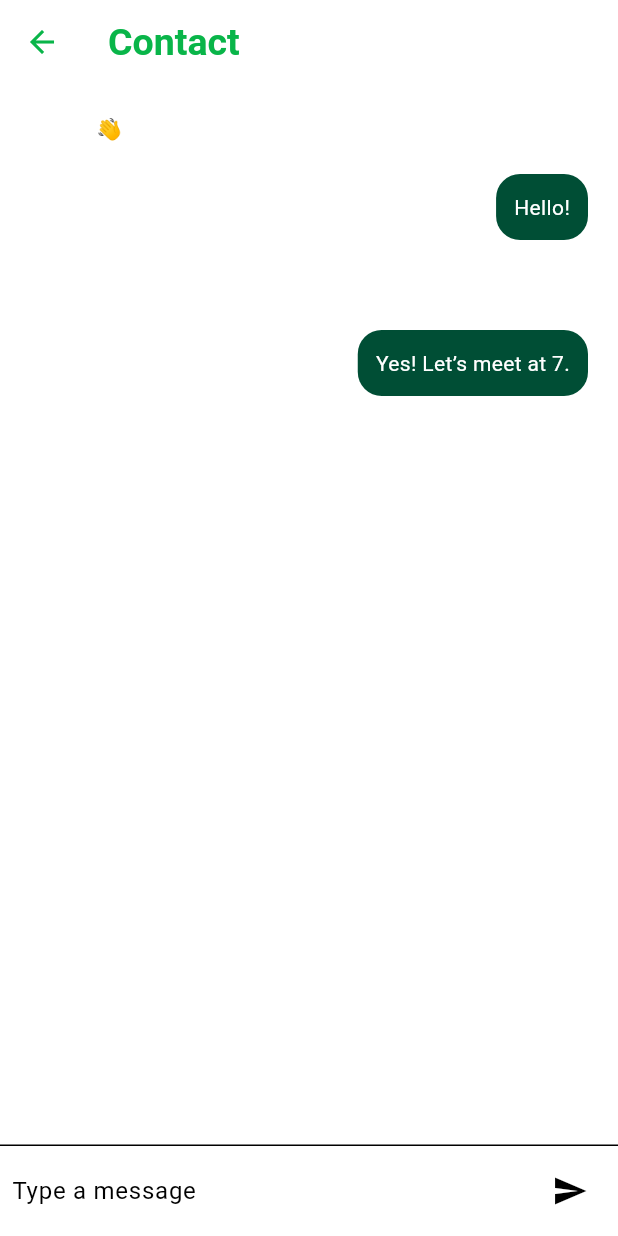
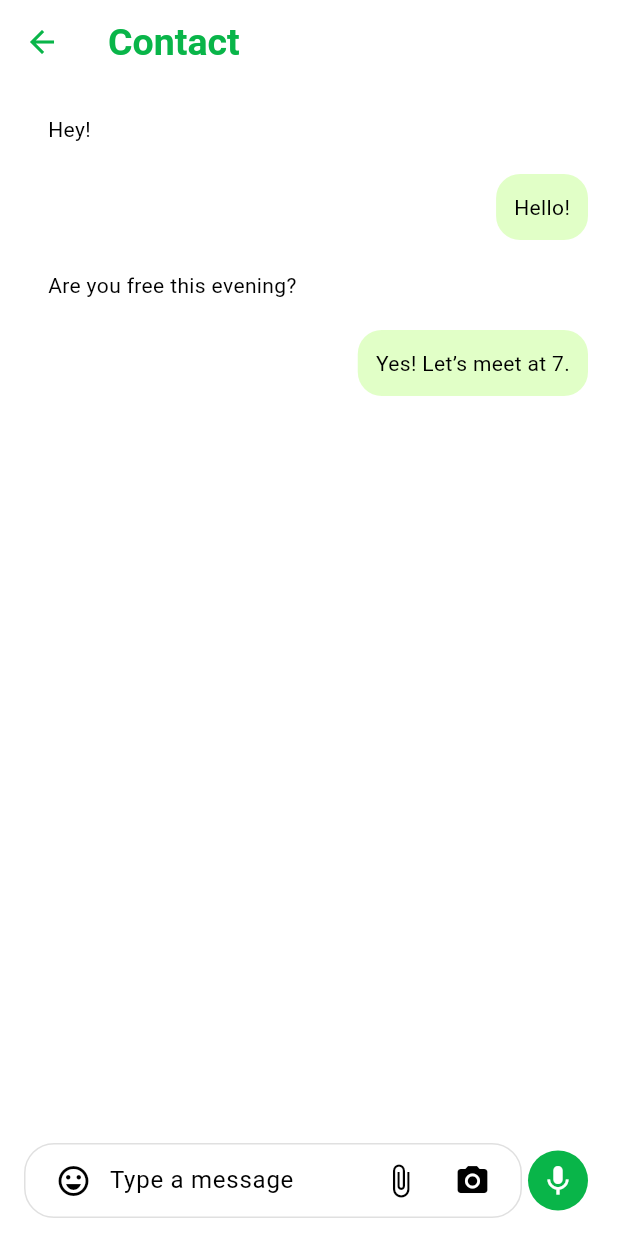
Before and after one commit to kemad97/WhatsApp-Flutter-App, a Flutter app: the ChatScreen screen opened by its route, on a phone screen of 412 x 824 dp. Run offline on Flutter 3.47's test engine with Material 3 defaults, Android fonts, the phone set to English and light mode, and no system bars.

Commit message:
Update chat_screen.dart

```diff
--- a/lib/screens/chat_screen.dart
+++ b/lib/screens/chat_screen.dart
@@ -1,13 +1,13 @@
 import 'package:flutter/material.dart';
+import 'package:whatsapp/whatsapp_theme.dart';
 
-class Message{
+class Message {
   final String text;
   final bool isSender;
   final DateTime time;
 
-  Message({required this.text, required this.isSender, required this.time} );
+  Message({required this.text, required this.isSender, required this.time});
 }
-
 
 class ChatScreen extends StatefulWidget {
   const ChatScreen({super.key});
@@ -20,9 +20,10 @@ class ChatScreen extends StatefulWidget {
 class _ChatScreenState extends State<ChatScreen>
     with SingleTickerProviderStateMixin {
   final TextEditingController _controller = TextEditingController();
+  bool _hasText = false; // Flag to track text input
 
   final List<Message> _messages = [
-    Message(text: 'Hey! 👋', isSender: false, time: DateTime.now()),
+    Message(text: 'Hey! ', isSender: false, time: DateTime.now()),
     Message(text: 'Hello!', isSender: true, time: DateTime.now()),
     Message(text: 'Are you free this evening?', isSender: false, time: DateTime.now()),
     Message(text: 'Yes! Let’s meet at 7.', isSender: true, time: DateTime.now()),
@@ -39,13 +40,21 @@ class _ChatScreenState extends State<ChatScreen>
       duration: const Duration(milliseconds: 150),
     );
     _sendAnimation = Tween(begin: 1.0, end: 0.7).animate(_sendController);
+    _controller.addListener(_onTextChanged);
   }
 
   @override
   void dispose() {
+    _controller.removeListener(_onTextChanged);
     _controller.dispose();
     _sendController.dispose();
     super.dispose();
+  }
+
+  void _onTextChanged() {
+    setState(() {
+      _hasText = _controller.text.trim().isNotEmpty;
+    });
   }
 
   void _handleSend() {
@@ -76,11 +85,11 @@ class _ChatScreenState extends State<ChatScreen>
       ),
       decoration: BoxDecoration(
         color: msg.isSender
-            ? const Color(0xFF004E35)
+            ? const Color(0xFFE1FFC7)
             : Theme.of(context).cardColor,
         borderRadius: BorderRadius.circular(16),
       ),
-      child: Text(msg.text ,style: TextStyle(color: Colors.white),),
+      child: Text(msg.text, style: const TextStyle(color: Colors.black)),
     );
 
     return Align(
@@ -106,11 +115,26 @@ class _ChatScreenState extends State<ChatScreen>
               },
             ),
           ),
-          const Divider(height: 1),
           Container(
-            padding: const EdgeInsets.symmetric(horizontal: 8, vertical: 6),
+            padding: const EdgeInsets.symmetric(horizontal: 16, vertical: 12),
             child: Row(
               children: [
+                Expanded(
+                  child: Container(
+                    padding: const EdgeInsets.symmetric(horizontal: 8),
+                    decoration: BoxDecoration(
+                      color: Theme.of(context).cardColor,
+                      borderRadius: BorderRadius.circular(20),
+                      border: Border.all(color: Colors.grey.shade300, width: 1),
+                    ),
+                    child: Row(
+                      children: [
+                        IconButton(
+                          icon: const Icon(Icons.emoji_emotions_outlined),
+                          onPressed: () {
+                            // TODO: Implement attachment functionality
+                          },
+                        ),
                         Expanded(
                           child: TextField(
                             controller: _controller,
@@ -120,13 +144,47 @@ class _ChatScreenState extends State<ChatScreen>
                             ),
                           ),
                         ),
-                ScaleTransition(
+                        IconButton(
+                          icon: const Icon(Icons.attach_file),
+                          onPressed: () {
+                            // TODO: Implement attachment functionality
+                          },
+                        ),
+                        IconButton(
+                          icon: const Icon(Icons.camera_alt),
+                          onPressed: () {
+                            // TODO: Implement camera functionality
+                          },
+                        ),
+                      ],
+                    ),
+                  ),
+                ),
+
+                _hasText
+                    ? ScaleTransition(
                   scale: _sendAnimation,
                   child: IconButton(
-                    icon: const Icon(Icons.send),
+                    icon: const Icon(Icons.send, color: Colors.white),
                     onPressed: _handleSend,
+                    style: ButtonStyle(
+                      backgroundColor: WidgetStateProperty.all(kWhatsAppPrimary),
+                      shape: MaterialStateProperty.all(const CircleBorder()),
+                      padding: MaterialStateProperty.all(EdgeInsets.zero),
                     ),
                   ),
+                )
+                    : IconButton(
+                  icon: const Icon(Icons.mic, color: Colors.white),
+                  onPressed: () {
+                    // TODO: Implement voice message functionality
+                  },
+                  style: ButtonStyle(
+                    backgroundColor: WidgetStateProperty.all(kWhatsAppPrimary),
+                    shape: MaterialStateProperty.all(const CircleBorder()),
+                    padding: MaterialStateProperty.all(EdgeInsets.zero),
+                  ),
+                )
               ],
             ),
           ),
```
Lines whose indentation alone changed are shown as unchanged.
